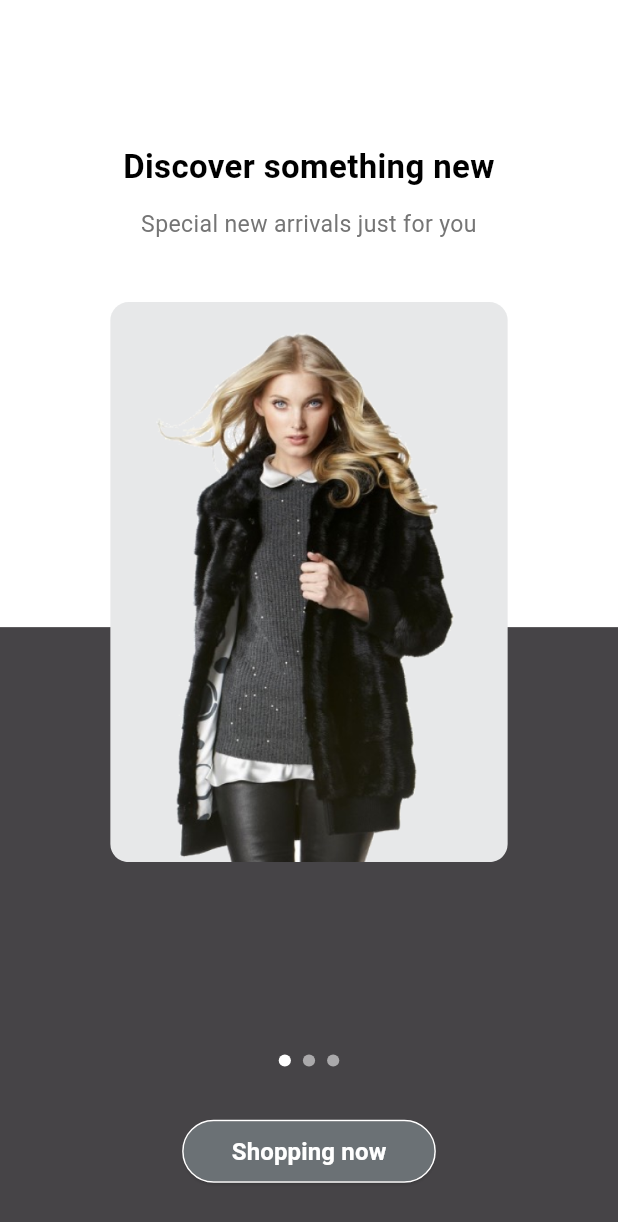
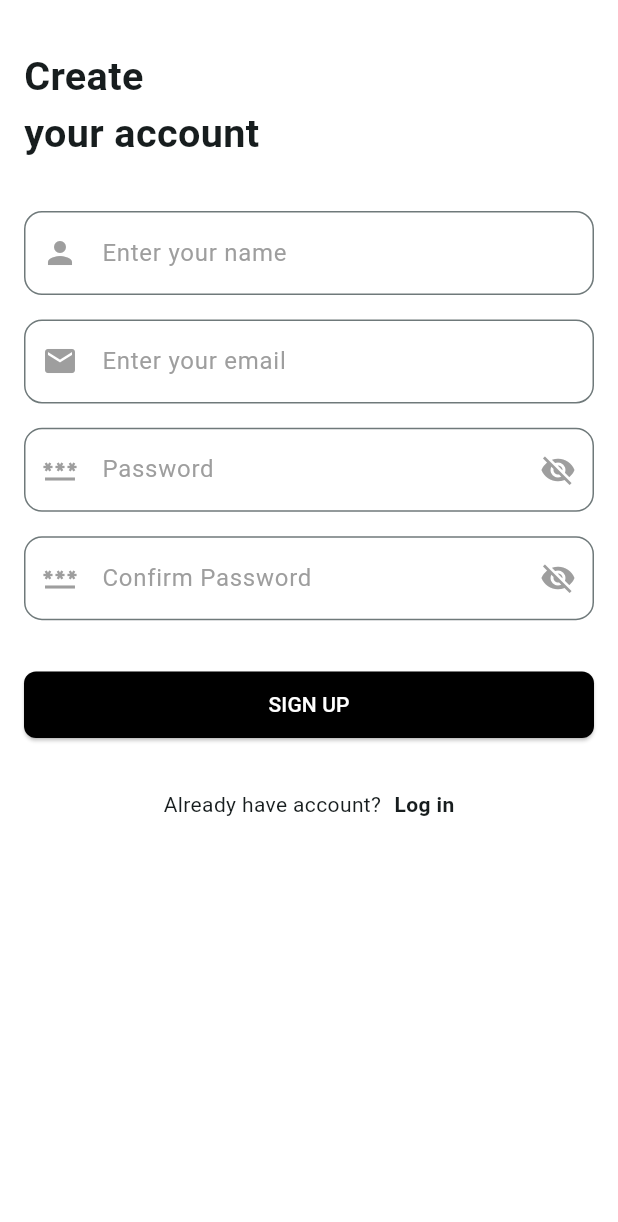
Before and after one commit to mostafizemon/Gem-Store-Ecommerce, a Flutter app: the IntroScreen screen opened directly, after a tap on "Shopping now", on a phone screen of 412 x 824 dp. Shown: the top 1222 px of the screen. Run offline on Flutter 3.47's test engine with Material 3 defaults, Android fonts, the phone set to English and light mode, and no system bars; drawn by our look-alikes of smooth_page_indicator; our stand-ins replace bloc, equatable, firebase_auth, firebase_core, flutter_bloc, flutter_screenutil and 1 more; accounts and stored records are empty; generated files the repository leaves out were written again.

Commit message:
design login register page and connect firebase . signup operation

```diff
--- /dev/null
+++ b/lib/features/auth/login_screen/bloc/login_bloc.dart
@@ -0,0 +1,22 @@
+import 'dart:async';
+
+import 'package:bloc/bloc.dart';
+import 'package:meta/meta.dart';
+
+part 'login_event.dart';
+part 'login_state.dart';
+
+class LoginBloc extends Bloc<LoginEvent, LoginState> {
+  LoginBloc() : super(LoginInitial()) {
+    on<PasswordToggleButtonEvent>(passwordToggleButtonEvent);
+  }
+
+  bool isPasswordVisible=false;
+  FutureOr<void> passwordToggleButtonEvent(
+    PasswordToggleButtonEvent event,
+    Emitter<LoginState> emit,
+  ) {
+    isPasswordVisible=!isPasswordVisible;
+    emit(PasswordToggleButtonState(isPasswordVisible));
+  }
+}
--- /dev/null
+++ b/lib/features/auth/login_screen/bloc/login_event.dart
@@ -0,0 +1,6 @@
+part of 'login_bloc.dart';
+
+@immutable
+sealed class LoginEvent {}
+
+class PasswordToggleButtonEvent extends LoginEvent{}
--- /dev/null
+++ b/lib/features/auth/login_screen/bloc/login_state.dart
@@ -0,0 +1,11 @@
+part of 'login_bloc.dart';
+
+@immutable
+sealed class LoginState {}
+
+final class LoginInitial extends LoginState {}
+
+class PasswordToggleButtonState extends LoginState{
+  final bool isVisible;
+  PasswordToggleButtonState(this.isVisible);
+}
--- /dev/null
+++ b/lib/features/auth/repositories/auth_reposityory.dart
@@ -0,0 +1,19 @@
+import 'package:firebase_auth/firebase_auth.dart';
+
+class AuthRepository {
+  final FirebaseAuth _firebaseAuth;
+
+  AuthRepository({FirebaseAuth? firebaseAuth})
+    : _firebaseAuth = firebaseAuth ?? FirebaseAuth.instance;
+
+  Future<User?> signUp({
+    required String email,
+    required String password,
+  }) async {
+    final usserCredential = await _firebaseAuth.createUserWithEmailAndPassword(
+      email: email,
+      password: password,
+    );
+    return usserCredential.user;
+  }
+}
--- /dev/null
+++ b/lib/features/auth/signup_screen/bloc/sign_up_bloc.dart
@@ -0,0 +1,69 @@
+import 'dart:async';
+import 'package:bloc/bloc.dart';
+import 'package:equatable/equatable.dart';
+import 'package:firebase_auth/firebase_auth.dart';
+import 'package:meta/meta.dart';
+
+part 'sign_up_event.dart';
+part 'sign_up_state.dart';
+
+class SignUpBloc extends Bloc<SignUpEvent, SignUpState> {
+  SignUpBloc()
+    : super(
+        const SignUpVisibilityState(
+          isPasswordVisible: false,
+          isConfirmPasswordVisible: false,
+        ),
+      ) {
+    on<TogglePasswordVisibily>(_togglePasswordVisibily);
+    on<ToggleConfirmPasswordVisibily>(_toggleConfirmPasswordVisibily);
+    on<SignupSubmitted>(_signup);
+  }
+
+  void _togglePasswordVisibily(
+    TogglePasswordVisibily event,
+    Emitter<SignUpState> emit,
+  ) {
+    if (state is SignUpVisibilityState) {
+      final current = state as SignUpVisibilityState;
+      emit(
+        SignUpVisibilityState(
+          isPasswordVisible: !current.isPasswordVisible,
+          isConfirmPasswordVisible: current.isConfirmPasswordVisible,
+        ),
+      );
+    }
+  }
+
+  void _toggleConfirmPasswordVisibily(
+    ToggleConfirmPasswordVisibily event,
+    Emitter<SignUpState> emit,
+  ) {
+    if (state is SignUpVisibilityState) {
+      final current = state as SignUpVisibilityState;
+      emit(
+        SignUpVisibilityState(
+          isPasswordVisible: current.isPasswordVisible,
+          isConfirmPasswordVisible: !current.isConfirmPasswordVisible,
+        ),
+      );
+    }
+  }
+
+  FutureOr<void> _signup(
+    SignupSubmitted event,
+    Emitter<SignUpState> emit,
+  ) async {
+    emit(SignUpLoading());
+
+    try {
+      await FirebaseAuth.instance.createUserWithEmailAndPassword(
+        email: event.email,
+        password: event.password,
+      );
+      emit(SignUpSuccess());
+    } catch (e) {
+      emit(SignUpFailure("Error: ${e.toString()}"));
+    }
+  }
+}
--- /dev/null
+++ b/lib/features/auth/signup_screen/bloc/sign_up_event.dart
@@ -0,0 +1,21 @@
+part of 'sign_up_bloc.dart';
+
+@immutable
+sealed class SignUpEvent extends Equatable {
+  const SignUpEvent();
+  @override
+  List<Object> get props => [];
+}
+
+class TogglePasswordVisibily extends SignUpEvent {}
+
+class ToggleConfirmPasswordVisibily extends SignUpEvent {}
+
+class SignupSubmitted extends SignUpEvent {
+  final String email;
+  final String password;
+  final String name;
+  const SignupSubmitted(this.email, this.password, this.name);
+  @override
+  List<Object> get props => [email, password, name];
+}
--- /dev/null
+++ b/lib/features/auth/signup_screen/bloc/sign_up_state.dart
@@ -0,0 +1,31 @@
+part of 'sign_up_bloc.dart';
+
+@immutable
+sealed class SignUpState extends Equatable {
+  const SignUpState();
+  @override
+  List<Object?> get props => [];
+}
+
+final class SignUpInitial extends SignUpState {}
+
+final class SignUpVisibilityState extends SignUpState {
+  final bool isPasswordVisible;
+  final bool isConfirmPasswordVisible;
+
+  const SignUpVisibilityState({
+    required this.isPasswordVisible,
+    required this.isConfirmPasswordVisible,
+  });
+  @override
+  List<Object?> get props => [isPasswordVisible, isConfirmPasswordVisible];
+}
+
+final class SignUpLoading extends SignUpState{}
+final class SignUpSuccess extends SignUpState{}
+final class SignUpFailure extends SignUpState{
+  final String error;
+  const SignUpFailure(this.error);
+  @override
+  List<Object?> get props => [error];
+}
--- /dev/null
+++ b/lib/features/auth/signup_screen/ui/signup_screen.dart
@@ -0,0 +1,219 @@
+import 'package:flutter/material.dart';
+import 'package:flutter_bloc/flutter_bloc.dart';
+import 'package:flutter_screenutil/flutter_screenutil.dart';
+import 'package:gem_store/features/auth/login_screen/ui/login_screen.dart';
+import 'package:gem_store/features/auth/signup_screen/bloc/sign_up_bloc.dart';
+import 'package:gem_store/features/auth/widgets/auth_header_widgets.dart';
+import 'package:gem_store/features/auth/widgets/login_signup_widget.dart';
+import 'package:gem_store/theme/app_colors.dart';
+import 'package:get/get.dart';
+
+class SignupScreen extends StatefulWidget {
+  const SignupScreen({super.key});
+
+  @override
+  State<SignupScreen> createState() => _SignupScreenState();
+}
+
+class _SignupScreenState extends State<SignupScreen> {
+  final nameController = TextEditingController();
+  final emailController = TextEditingController();
+  final passwordController = TextEditingController();
+  final confirmPasswordController = TextEditingController();
+  final _formKey = GlobalKey<FormState>();
+
+  @override
+  void dispose() {
+    nameController.dispose();
+    emailController.dispose();
+    passwordController.dispose();
+    confirmPasswordController.dispose();
+    super.dispose();
+  }
+
+  @override
+  Widget build(BuildContext context) {
+    return Scaffold(
+      body: Padding(
+        padding: const EdgeInsets.all(16.0),
+        child: ListView(
+          children: [
+            Form(
+              key: _formKey,
+              child: Column(
+                crossAxisAlignment: CrossAxisAlignment.start,
+                children: [
+                  SizedBox(height: 16.h),
+                  AuthHeaderWidgets(header: "Create\nyour account"),
+                  SizedBox(height: 32.h),
+                  TextFormField(
+                    controller: nameController,
+                    decoration: InputDecoration(
+                      hintText: "Enter your name",
+                      prefixIcon: Icon(
+                        Icons.person,
+                        color: AppColors.greyColor,
+                      ),
+                    ),
+                    validator: (value) {
+                      if (value == null || value.isEmpty) {
+                        return "Name is required";
+                      }
+                      return null;
+                    },
+                  ),
+                  SizedBox(height: 16.h),
+                  TextFormField(
+                    controller: emailController,
+                    decoration: InputDecoration(
+                      hintText: "Enter your email",
+                      prefixIcon: Icon(Icons.email, color: AppColors.greyColor),
+                    ),
+                    validator: (value) {
+                      if (value == null || value.isEmpty) {
+                        return "Email is Required";
+                      }
+                      if (!value.isEmail) {
+                        return "Your email is Inavalid";
+                      }
+                      return null;
+                    },
+                  ),
+                  SizedBox(height: 16.h),
+                  BlocBuilder<SignUpBloc, SignUpState>(
+                    builder: (context, state) {
+                      final isPasswordVisible = state is SignUpVisibilityState
+                          ? state.isPasswordVisible
+                          : false;
+                      final isConfirmPasswordVisible =
+                      state is SignUpVisibilityState
+                          ? state.isConfirmPasswordVisible
+                          : false;
+
+                      return Column(
+                        children: [
+                          TextFormField(
+                            controller: passwordController,
+                            obscureText: !isPasswordVisible,
+                            validator: (value) {
+                              if (value == null ||
+                                  value.isEmpty ||
+                                  value.length < 6) {
+                                return "Password must be 6 characters or more";
+                              }
+                              return null;
+                            },
+                            decoration: InputDecoration(
+                              hintText: "Password",
+                              prefixIcon: Icon(
+                                Icons.password,
+                                color: AppColors.greyColor,
+                              ),
+                              suffixIcon: IconButton(
+                                icon: Icon(
+                                  isPasswordVisible
+                                      ? Icons.visibility
+                                      : Icons.visibility_off,
+                                  color: Colors.grey,
+                                ),
+                                onPressed: () {
+                                  context.read<SignUpBloc>().add(
+                                    TogglePasswordVisibily(),
+                                  );
+                                },
+                              ),
+                            ),
+                          ),
+                          SizedBox(height: 16.h),
+                          TextFormField(
+                            controller: confirmPasswordController,
+                            obscureText: !isConfirmPasswordVisible,
+                            validator: (value) {
+                              if (value == null ||
+                                  value.isEmpty ||
+                                  value.length < 6) {
+                                return "Password must be 6 characters or more";
+                              }
+                              if (passwordController.text != value) {
+                                return "Passwords do not match";
+                              }
+                              return null;
+                            },
+                            decoration: InputDecoration(
+                              hintText: "Confirm Password",
+                              prefixIcon: Icon(
+                                Icons.password,
+                                color: AppColors.greyColor,
+                              ),
+                              suffixIcon: IconButton(
+                                icon: Icon(
+                                  isConfirmPasswordVisible
+                                      ? Icons.visibility
+                                      : Icons.visibility_off,
+                                  color: Colors.grey,
+                                ),
+                                onPressed: () {
+                                  context.read<SignUpBloc>().add(
+                                    ToggleConfirmPasswordVisibily(),
+                                  );
+                                },
+                              ),
+                            ),
+                          ),
+                        ],
+                      );
+                    },
+                  ),
+
+                  SizedBox(height: 32.h),
+                  BlocConsumer<SignUpBloc, SignUpState>(
+                    listener: (context, state) {
+                      if(state is SignUpSuccess){
+                        Get.snackbar("Success", "SignUp Successfull");
+                      }else if(state is SignUpFailure){
+                        Get.snackbar("Failed", state.error);
+                      }
+                    },
+                    builder: (context, state) {
+                      if(state is SignUpLoading){
+                        return Center(child: CircularProgressIndicator(color: Colors.green,),);
+                      }
+                      return SizedBox(
+                        width: double.infinity.w,
+                        child: ElevatedButton(
+                          onPressed: () {
+                            if (_formKey.currentState!.validate()) {
+                              context.read<SignUpBloc>().add(
+                                SignupSubmitted(
+                                  emailController.text.trim(),
+                                  passwordController.text,
+                                  nameController.text.trim(),
+                                ),
+                              );
+                            }
+                          },
+                          child: Text("SIGN UP"),
+                        ),
+                      );
+                    },
+                  ),
+                  SizedBox(height: 32.h),
+                  LoginSignupWidget(
+                    text: "Already have account?",
+                    button: "Log in",
+                    onTap: () {
+                      Navigator.push(
+                        context,
+                        MaterialPageRoute(builder: (context) => LoginScreen()),
+                      );
+                    },
+                  ),
+                ],
+              ),
+            ),
+          ],
+        ),
+      ),
+    );
+  }
+}
--- /dev/null
+++ b/lib/features/auth/widgets/auth_header_widgets.dart
@@ -0,0 +1,12 @@
+import 'package:flutter/material.dart';
+import 'package:flutter_screenutil/flutter_screenutil.dart';
+
+class AuthHeaderWidgets extends StatelessWidget {
+  final String header;
+  const AuthHeaderWidgets({super.key, required this.header});
+
+  @override
+  Widget build(BuildContext context) {
+    return Text(header,style: TextStyle(fontSize: 24.sp,fontWeight: FontWeight.bold),);
+  }
+}
--- /dev/null
+++ b/lib/features/auth/widgets/login_signup_widget.dart
@@ -0,0 +1,29 @@
+import 'package:flutter/material.dart';
+import 'package:flutter_screenutil/flutter_screenutil.dart';
+
+class LoginSignupWidget extends StatelessWidget {
+  final String text;
+  final String button;
+  final VoidCallback onTap;
+  const LoginSignupWidget({
+    super.key,
+    required this.text,
+    required this.button,
+    required this.onTap,
+  });
+
+  @override
+  Widget build(BuildContext context) {
+    return Row(
+      mainAxisAlignment: MainAxisAlignment.center,
+      children: [
+        Text(text),
+        SizedBox(width: 8.w),
+        GestureDetector(
+          onTap: onTap,
+          child: Text(button, style: TextStyle(fontWeight: FontWeight.bold)),
+        ),
+      ],
+    );
+  }
+}
--- a/lib/features/intro_screens/ui/intro_screen.dart
+++ b/lib/features/intro_screens/ui/intro_screen.dart
@@ -2,6 +2,7 @@ import 'package:flutter/material.dart';
 import 'package:flutter_bloc/flutter_bloc.dart';
 import 'package:flutter_screenutil/flutter_screenutil.dart';
 import 'package:gem_store/common/widgets/intro_screen_button.dart';
+import 'package:gem_store/features/auth/signup_screen/ui/signup_screen.dart';
 import 'package:gem_store/features/intro_screens/cubit/intro_screen_cubit.dart';
 import 'package:gem_store/features/intro_screens/data/intro_data.dart';
 import 'package:gem_store/features/intro_screens/widgets/intro_screen_content_widget.dart';
@@ -72,7 +73,9 @@ class _IntroScreenState extends State<IntroScreen> {
                 ),
 
                 SizedBox(height: 32.h),
-                IntroScreenButton(buttonText: "Shopping now", onTap: () {}),
+                IntroScreenButton(buttonText: "Shopping now", onTap: () {
+                  Navigator.pushAndRemoveUntil(context, MaterialPageRoute(builder: (context)=>SignupScreen()), (route)=>false);
+                }),
                 SizedBox(height: 32.h),
               ],
             ),
--- a/lib/features/intro_screens/widgets/intro_screen_content_widget.dart
+++ b/lib/features/intro_screens/widgets/intro_screen_content_widget.dart
@@ -45,7 +45,7 @@ class IntroScreenContentWidget extends StatelessWidget {
                 fit: BoxFit.cover,
                 // Adjust height as needed
                 height: 368.h,
-                width: 261.h,
+                width: 261.w,
               ),
             ),
           ),
--- a/lib/main.dart
+++ b/lib/main.dart
@@ -1,18 +1,25 @@
+import 'package:firebase_core/firebase_core.dart';
 import 'package:flutter/material.dart';
 import 'package:flutter/services.dart';
 import 'package:flutter_bloc/flutter_bloc.dart';
 import 'package:flutter_screenutil/flutter_screenutil.dart';
+import 'package:gem_store/features/auth/login_screen/bloc/login_bloc.dart';
+import 'package:gem_store/features/auth/signup_screen/bloc/sign_up_bloc.dart';
 import 'package:gem_store/features/intro_screens/cubit/intro_screen_cubit.dart';
 import 'package:gem_store/features/intro_screens/ui/welcome_screen.dart';
 import 'package:gem_store/theme/app_theme.dart';
 
-void main() {
+import 'firebase_options.dart';
+
+void main() async {
   WidgetsFlutterBinding.ensureInitialized();
-  SystemChrome.setPreferredOrientations([
-    DeviceOrientation.portraitUp,
-    DeviceOrientation.portraitDown,
-  ]);
-  runApp(const MyApp());
+
+    SystemChrome.setPreferredOrientations([
+      DeviceOrientation.portraitUp,
+      DeviceOrientation.portraitDown,
+    ]);
+    await Firebase.initializeApp();
+    runApp(const MyApp());
 }
 
 class MyApp extends StatelessWidget {
@@ -21,7 +28,11 @@ class MyApp extends StatelessWidget {
   @override
   Widget build(BuildContext context) {
     return MultiBlocProvider(
-      providers: [BlocProvider(create: (context) => IntroScreenCubit())],
+      providers: [
+        BlocProvider(create: (context) => IntroScreenCubit()),
+        BlocProvider(create: (context) => SignUpBloc()),
+        BlocProvider(create: (context)=>LoginBloc()),
+      ],
       child: ScreenUtilInit(
         designSize: const Size(375, 812),
         builder: (context, child) {
--- a/lib/theme/app_colors.dart
+++ b/lib/theme/app_colors.dart
@@ -1,7 +1,12 @@
 import 'dart:ui';
+
+import 'package:flutter/material.dart';
 
 class AppColors{
   static Color introScreenButtonBgColor= Color(0xFF6b7175);
   static Color introScreenBgColor=Color(0xFF464447);
   static Color whiteColor= Color(0xFFFFFFFF);
+  static Color greyColor=Colors.grey;
+  static Color blackColor=Colors.black;
+  static Color redColor=Colors.red;
 }
--- a/pubspec.yaml
+++ b/pubspec.yaml
@@ -40,6 +40,11 @@ dependencies:
   meta: ^1.16.0
   flutter_screenutil: ^5.9.3
   smooth_page_indicator: ^1.2.1
+  get: ^4.7.2
+  firebase_core: ^3.14.0
+  firebase_auth: ^5.6.0
+  cloud_firestore: ^5.6.9
+  equatable: ^2.0.7
 
 dev_dependencies:
   flutter_test:
```
Also changed, not shown: lib/features/auth/login_screen/ui/login_screen.dart (added, +148 -0 lines), lib/theme/app_theme.dart (+28 -2 lines), pubspec.lock, 2 other files.
